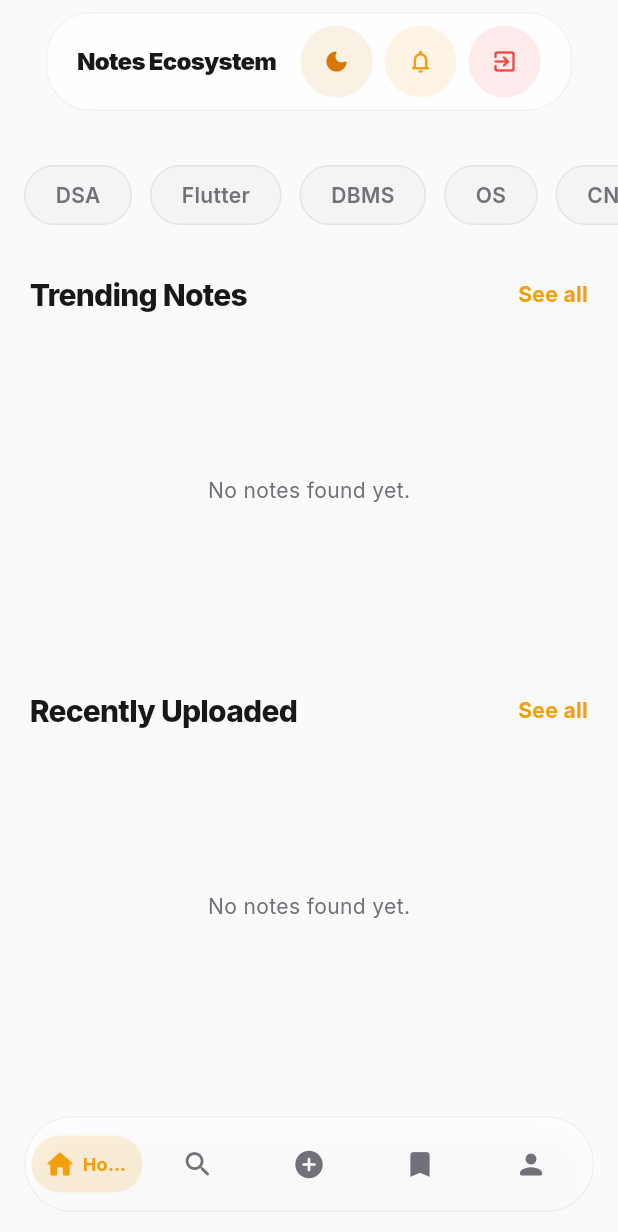
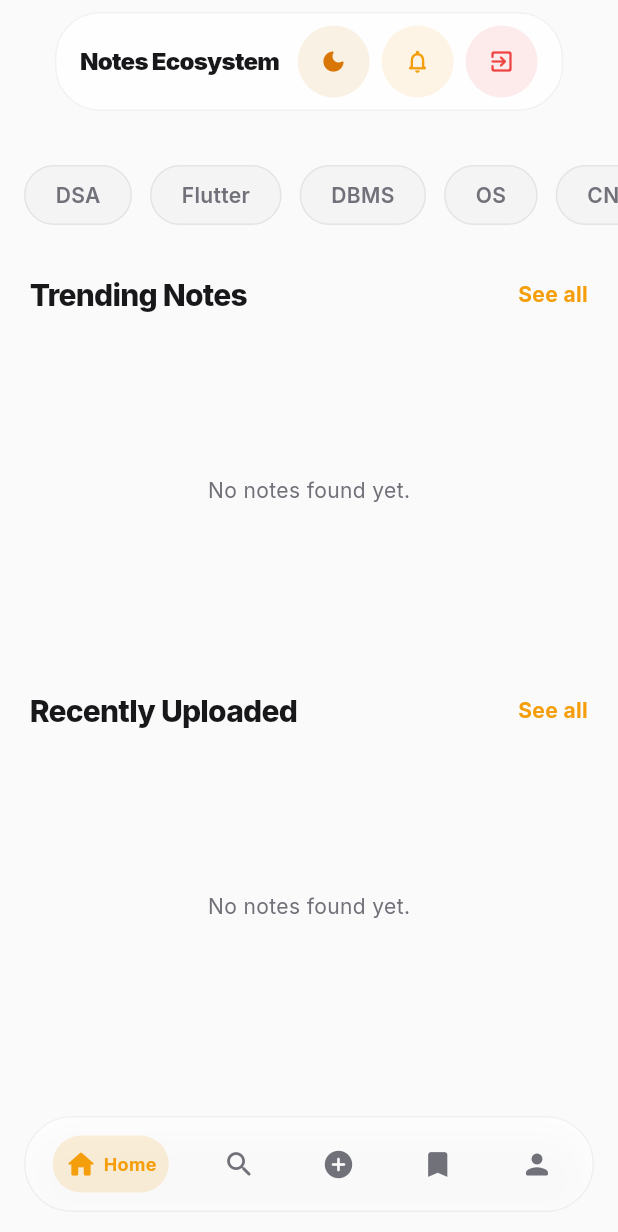
Before and after one commit to ArjunRajputGLA/Skill-Shift, a Flutter app: the FarreyMainLayout screen opened directly, on a phone screen of 412 x 824 dp. Shown: the top 1232 px of the screen. Run offline on Flutter 3.47's test engine with Material 3 defaults, Android fonts, the phone set to English and light mode, and no system bars; our stand-ins replace audioplayers, cached_network_image, cloud_firestore, file_picker, firebase_auth, firebase_core and 10 more; missing offline and left inert: record, syncfusion_flutter_pdfviewer; accounts and stored records are empty.

Commit message:
Fix layout overflows in main header and footer

```diff
--- a/lib/farrey/screens/farrey_main_layout.dart
+++ b/lib/farrey/screens/farrey_main_layout.dart
@@ -65,7 +65,7 @@ class _FarreyMainLayoutState extends State<FarreyMainLayout> {
             child: BackdropFilter(
               filter: ImageFilter.blur(sigmaX: 15, sigmaY: 15),
               child: Container(
-                padding: const EdgeInsets.symmetric(horizontal: 20, vertical: 8),
+                padding: const EdgeInsets.symmetric(horizontal: 16, vertical: 8),
                 decoration: BoxDecoration(
                   color: context.farreySurface.withValues(alpha: context.isDark ? 0.7 : 0.8),
                   borderRadius: BorderRadius.circular(30),
@@ -78,7 +78,8 @@ class _FarreyMainLayoutState extends State<FarreyMainLayout> {
                 child: Row(
                   mainAxisSize: MainAxisSize.min,
                   children: [
-                    Text(
+                    Flexible(
+                      child: Text(
                         _titles[_currentIndex],
                         style: TextStyle(
                           color: context.farreyTextPrimary,
@@ -86,8 +87,10 @@ class _FarreyMainLayoutState extends State<FarreyMainLayout> {
                           fontSize: 16,
                           letterSpacing: -0.5,
                         ),
+                        overflow: TextOverflow.ellipsis,
                       ),
-                    const SizedBox(width: 16),
+                    ),
+                    const SizedBox(width: 12),
                     Container(
                       decoration: BoxDecoration(
                         shape: BoxShape.circle,
@@ -220,11 +223,11 @@ class _FloatingGlassNav extends StatelessWidget {
           child: Row(
             mainAxisAlignment: MainAxisAlignment.spaceAround,
             children: [
-              Expanded(child: _NavItem(icon: Icons.home_rounded, label: 'Home', index: 0, currentIndex: currentIndex, onTap: onTap)),
-              Expanded(child: _NavItem(icon: Icons.search_rounded, label: 'Explore', index: 1, currentIndex: currentIndex, onTap: onTap)),
-              Expanded(child: _NavItem(icon: Icons.add_circle_rounded, label: 'Upload', index: 2, currentIndex: currentIndex, onTap: onTap)),
-              Expanded(child: _NavItem(icon: Icons.bookmark_rounded, label: 'Saved', index: 3, currentIndex: currentIndex, onTap: onTap)),
-              Expanded(child: _NavItem(icon: Icons.person_rounded, label: 'Profile', index: 4, currentIndex: currentIndex, onTap: onTap)),
+              _NavItem(icon: Icons.home_rounded, label: 'Home', index: 0, currentIndex: currentIndex, onTap: onTap),
+              _NavItem(icon: Icons.search_rounded, label: 'Explore', index: 1, currentIndex: currentIndex, onTap: onTap),
+              _NavItem(icon: Icons.add_circle_rounded, label: 'Upload', index: 2, currentIndex: currentIndex, onTap: onTap),
+              _NavItem(icon: Icons.bookmark_rounded, label: 'Saved', index: 3, currentIndex: currentIndex, onTap: onTap),
+              _NavItem(icon: Icons.person_rounded, label: 'Profile', index: 4, currentIndex: currentIndex, onTap: onTap),
             ],
           ),
         ),
```
Lines whose indentation alone changed are shown as unchanged.
